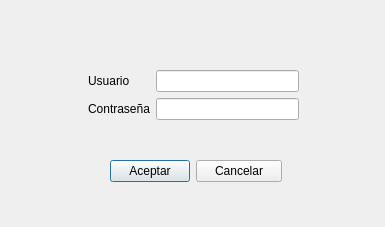
Qt form iniciarsesion.ui (jorge-luis-dev/Arenita) before a commit.
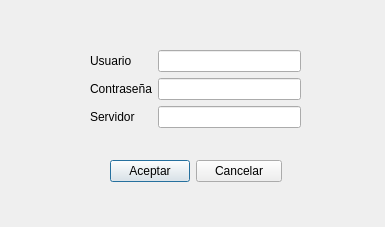
The same form after that commit.

Commit message: Añadido Servidor predeterminado en Inicio de Sesión

The edit to the form file:
```diff
--- a/iniciarsesion.ui
+++ b/iniciarsesion.ui
@@ -22,10 +22,10 @@
   <widget class="QWidget" name="formLayoutWidget">
    <property name="geometry">
     <rect>
-     <x>88</x>
-     <y>70</y>
+     <x>90</x>
+     <y>50</y>
      <width>211</width>
-     <height>81</height>
+     <height>100</height>
     </rect>
    </property>
    <layout class="QFormLayout" name="formLayout">
@@ -39,13 +39,6 @@
     <item row="0" column="1">
      <widget class="QLineEdit" name="txtUsuario"/>
     </item>
-    <item row="1" column="0">
-     <widget class="QLabel" name="lblClave">
-      <property name="text">
-       <string>Contraseña</string>
-      </property>
-     </widget>
-    </item>
     <item row="1" column="1">
      <widget class="QLineEdit" name="txtClave">
       <property name="echoMode">
@@ -53,6 +46,23 @@
       </property>
      </widget>
     </item>
+    <item row="1" column="0">
+     <widget class="QLabel" name="lblClave">
+      <property name="text">
+       <string>Contraseña</string>
+      </property>
+     </widget>
+    </item>
+    <item row="2" column="1">
+     <widget class="QLineEdit" name="txtServidor"/>
+    </item>
+    <item row="2" column="0">
+     <widget class="QLabel" name="label">
+      <property name="text">
+       <string>Servidor</string>
+      </property>
+     </widget>
+    </item>
    </layout>
   </widget>
   <widget class="QWidget" name="formLayoutWidget_2">
```
The commit also changes 7 other files.
